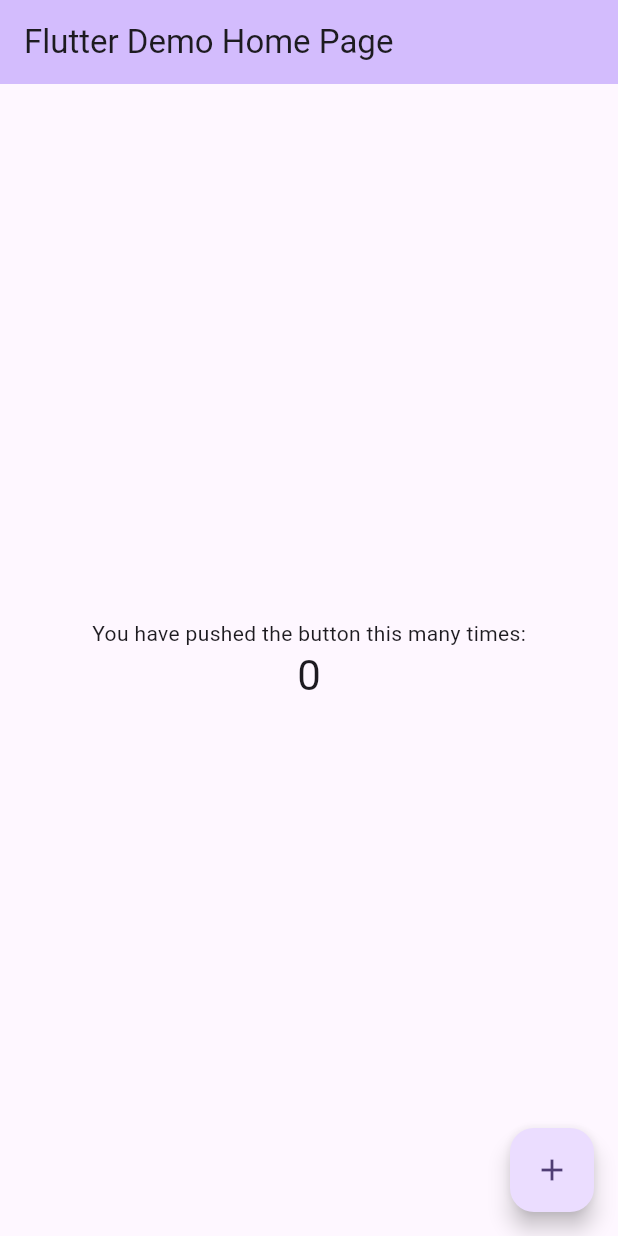
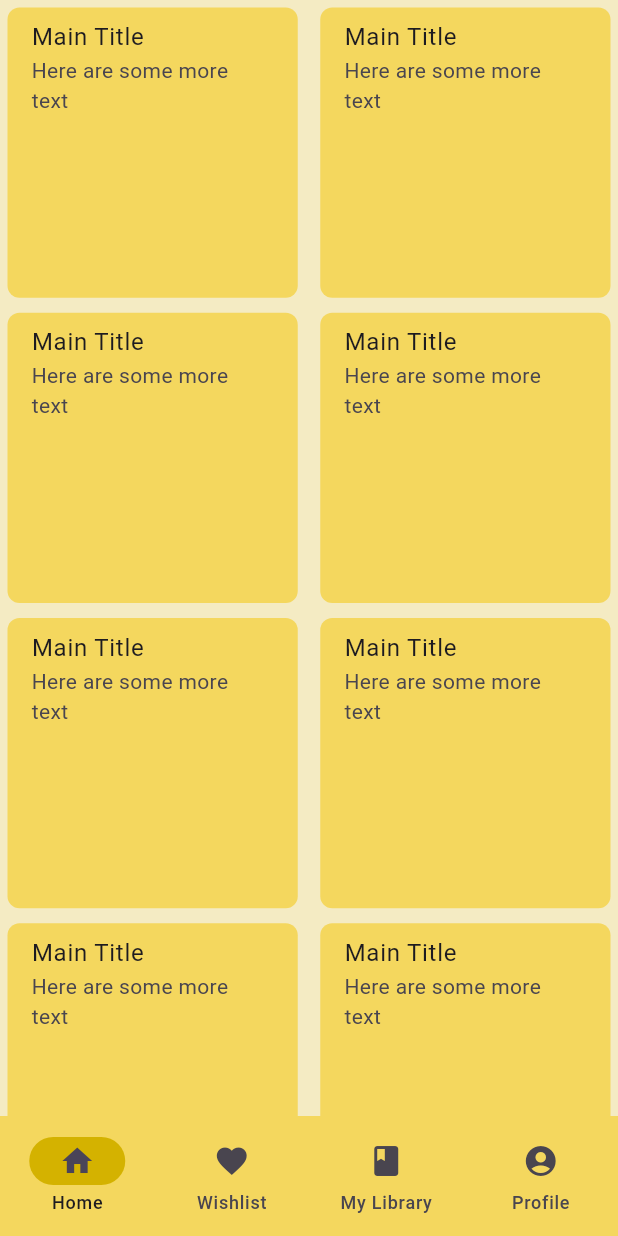
Before and after one commit to shahipeasant/Bookio, a Flutter app: the screen it shows after launch, on a phone screen of 412 x 824 dp. Run offline on Flutter 3.47's test engine with Material 3 defaults, Android fonts, the light colour scheme and no system bars; our stand-ins replace get.

Commit message:
write boilerplate code, bottom navigation bar and start working on homepage

```diff
--- /dev/null
+++ b/lib/controllers/bottomNavBarController.dart
@@ -0,0 +1,13 @@
+import 'package:flutter/material.dart';
+import 'package:get/get.dart';
+import 'package:bookio/views/homePage.dart';
+
+class BottomNavController extends GetxController{
+  final Rx<int> selectedIndex = 0.obs;
+  final screens = [
+    HomePage(),
+    Container(color: Colors.brown),
+    Container(color: Colors.green),
+    Container(color: Colors.orange),
+  ];
+}
--- a/lib/main.dart
+++ b/lib/main.dart
@@ -1,122 +1,33 @@
+import 'package:bookio/views/bottomNavBar.dart';
 import 'package:flutter/material.dart';
+import 'package:get/get.dart';
 
+import 'controllers/bottomNavBarController.dart';
 void main() {
-  runApp(const MyApp());
+  runApp(MyApp());
 }
 
-class MyApp extends StatelessWidget {
+final bottomNavC = Get.put(BottomNavController());
+class MyApp extends StatelessWidget{
   const MyApp({super.key});
 
-  // This widget is the root of your application.
   @override
   Widget build(BuildContext context) {
-    return MaterialApp(
-      title: 'Flutter Demo',
-      theme: ThemeData(
-        // This is the theme of your application.
-        //
-        // TRY THIS: Try running your application with "flutter run". You'll see
-        // the application has a purple toolbar. Then, without quitting the app,
-        // try changing the seedColor in the colorScheme below to Colors.green
-        // and then invoke "hot reload" (save your changes or press the "hot
-        // reload" button in a Flutter-supported IDE, or press "r" if you used
-        // the command line to start the app).
-        //
-        // Notice that the counter didn't reset back to zero; the application
-        // state is not lost during the reload. To reset the state, use hot
-        // restart instead.
-        //
-        // This works for code too, not just values: Most code changes can be
-        // tested with just a hot reload.
-        colorScheme: ColorScheme.fromSeed(seedColor: Colors.deepPurple),
+    return GetMaterialApp(
+        debugShowCheckedModeBanner: false,
+        home: Home());
+  }
+
+}
+class Home extends StatelessWidget{
+  @override
+  Widget build(BuildContext context) {
+
+    return Scaffold(
+      bottomNavigationBar: BottomNavBar(),
+      body: Obx(
+            () => bottomNavC.screens[bottomNavC.selectedIndex.value],
       ),
-      home: const MyHomePage(title: 'Flutter Demo Home Page'),
     );
   }
 }
-
-class MyHomePage extends StatefulWidget {
-  const MyHomePage({super.key, required this.title});
-
-  // This widget is the home page of your application. It is stateful, meaning
-  // that it has a State object (defined below) that contains fields that affect
-  // how it looks.
-
-  // This class is the configuration for the state. It holds the values (in this
-  // case the title) provided by the parent (in this case the App widget) and
-  // used by the build method of the State. Fields in a Widget subclass are
-  // always marked "final".
-
-  final String title;
-
-  @override
-  State<MyHomePage> createState() => _MyHomePageState();
-}
-
-class _MyHomePageState extends State<MyHomePage> {
-  int _counter = 0;
-
-  void _incrementCounter() {
-    setState(() {
-      // This call to setState tells the Flutter framework that something has
-      // changed in this State, which causes it to rerun the build method below
-      // so that the display can reflect the updated values. If we changed
-      // _counter without calling setState(), then the build method would not be
-      // called again, and so nothing would appear to happen.
-      _counter++;
-    });
-  }
-
-  @override
-  Widget build(BuildContext context) {
-    // This method is rerun every time setState is called, for instance as done
-    // by the _incrementCounter method above.
-    //
-    // The Flutter framework has been optimized to make rerunning build methods
-    // fast, so that you can just rebuild anything that needs updating rather
-    // than having to individually change instances of widgets.
-    return Scaffold(
-      appBar: AppBar(
-        // TRY THIS: Try changing the color here to a specific color (to
-        // Colors.amber, perhaps?) and trigger a hot reload to see the AppBar
-        // change color while the other colors stay the same.
-        backgroundColor: Theme.of(context).colorScheme.inversePrimary,
-        // Here we take the value from the MyHomePage object that was created by
-        // the App.build method, and use it to set our appbar title.
-        title: Text(widget.title),
-      ),
-      body: Center(
-        // Center is a layout widget. It takes a single child and positions it
-        // in the middle of the parent.
-        child: Column(
-          // Column is also a layout widget. It takes a list of children and
-          // arranges them vertically. By default, it sizes itself to fit its
-          // children horizontally, and tries to be as tall as its parent.
-          //
-          // Column has various properties to control how it sizes itself and
-          // how it positions its children. Here we use mainAxisAlignment to
-          // center the children vertically; the main axis here is the vertical
-          // axis because Columns are vertical (the cross axis would be
-          // horizontal).
-          //
-          // TRY THIS: Invoke "debug painting" (choose the "Toggle Debug Paint"
-          // action in the IDE, or press "p" in the console), to see the
-          // wireframe for each widget.
-          mainAxisAlignment: MainAxisAlignment.center,
-          children: <Widget>[
-            const Text('You have pushed the button this many times:'),
-            Text(
-              '$_counter',
-              style: Theme.of(context).textTheme.headlineMedium,
-            ),
-          ],
-        ),
-      ),
-      floatingActionButton: FloatingActionButton(
-        onPressed: _incrementCounter,
-        tooltip: 'Increment',
-        child: const Icon(Icons.add),
-      ), // This trailing comma makes auto-formatting nicer for build methods.
-    );
-  }
-}
--- /dev/null
+++ b/lib/views/bottomNavBar.dart
@@ -0,0 +1,27 @@
+import 'package:flutter/material.dart';
+import 'package:get/get.dart';
+import 'package:bookio/controllers/bottomNavBarController.dart';
+
+class BottomNavBar extends StatelessWidget {
+  const BottomNavBar({super.key});
+
+  @override
+  Widget build(BuildContext context) {
+    final bottomNavC = Get.put(BottomNavController());
+
+    return Obx(
+          () => NavigationBar(
+        selectedIndex: bottomNavC.selectedIndex.value,
+        onDestinationSelected: (index) => bottomNavC.selectedIndex.value = index,
+        destinations: [
+          NavigationDestination(icon: Icon(Icons.home), label: 'Home'),
+          NavigationDestination(icon: Icon(Icons.favorite), label: 'Wishlist'),
+          NavigationDestination(icon: Icon(Icons.book), label: 'My Library'),
+          NavigationDestination(icon: Icon(Icons.account_circle), label: 'Profile'),
+        ],
+        backgroundColor: Color(0xfff4d75e),
+        indicatorColor: Color(0xffd4b200),
+      ),
+    );
+  }
+}
--- /dev/null
+++ b/lib/views/homePage.dart
@@ -0,0 +1,33 @@
+import 'package:flutter/material.dart';
+
+class HomePage extends StatelessWidget {
+  const HomePage({super.key});
+
+  @override
+  Widget build(BuildContext context) {
+    return Scaffold(
+      backgroundColor: Color(0xfff4ebc3),
+      body: GridView.builder(
+        gridDelegate: SliverGridDelegateWithFixedCrossAxisCount(
+          crossAxisCount: 2,
+          crossAxisSpacing: 5.0,
+        ),
+        itemCount: 20,
+        itemBuilder: (context, index) {
+          return
+            Container(
+              margin: EdgeInsets.all(5.0),
+              decoration: BoxDecoration(
+                color: Color(0xfff4d75e),
+                borderRadius: BorderRadius.circular(8.0),
+              ),
+              child: ListTile(
+                title: Text('Main Title'),
+                subtitle: Text('Here are some more text'),
+              ),
+            );
+        },
+      ),
+    );
+  }
+}
--- /dev/null
+++ b/lib/views/myLibrary.dart
@@ -0,0 +1,12 @@
+import 'package:flutter/material.dart';
+
+class MyLibrary extends StatelessWidget {
+  const MyLibrary({super.key});
+
+  @override
+  Widget build(BuildContext context) {
+    return Scaffold(
+      backgroundColor: Color(0xfff4ebc3),
+    );
+  }
+}
--- /dev/null
+++ b/lib/views/profile.dart
@@ -0,0 +1,12 @@
+import 'package:flutter/material.dart';
+
+class Profile extends StatelessWidget {
+  const Profile({super.key});
+
+  @override
+  Widget build(BuildContext context) {
+    return Scaffold(
+      backgroundColor: Color(0xfff4ebc3),
+    );
+  }
+}
--- /dev/null
+++ b/lib/views/wishlist.dart
@@ -0,0 +1,12 @@
+import 'package:flutter/material.dart';
+
+class Wishlist extends StatelessWidget {
+  const Wishlist({super.key});
+
+  @override
+  Widget build(BuildContext context) {
+    return Scaffold(
+      backgroundColor: Color(0xfff4ebc3),
+    );
+  }
+}
```
Also changed, not shown: 1 other file.
